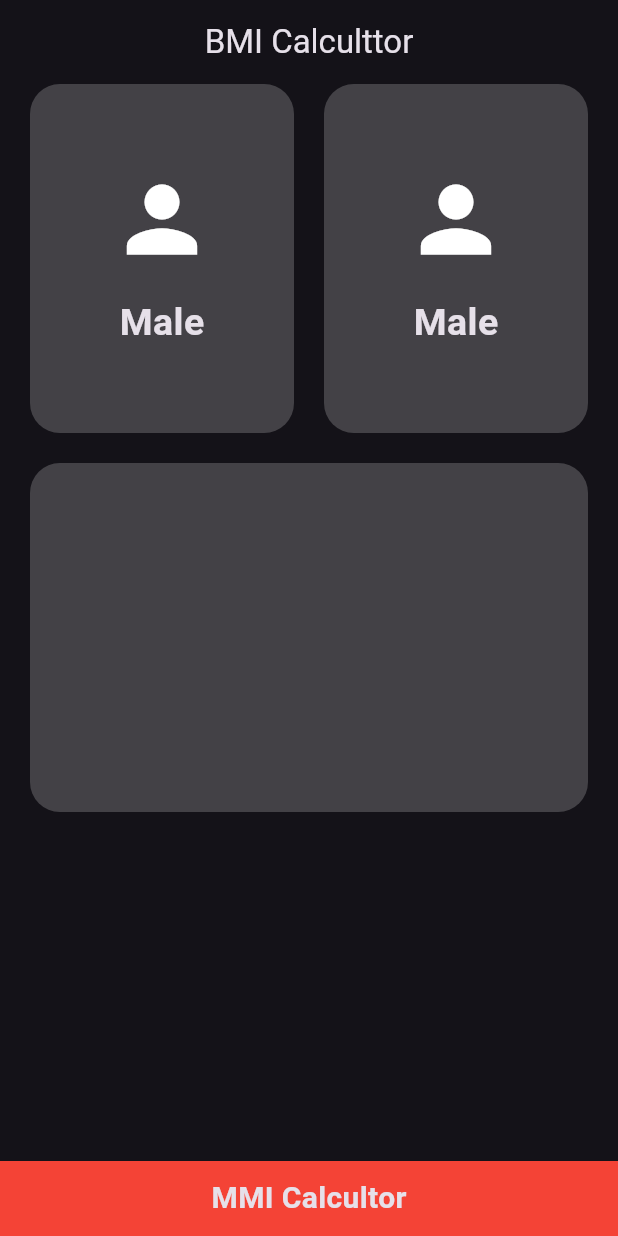
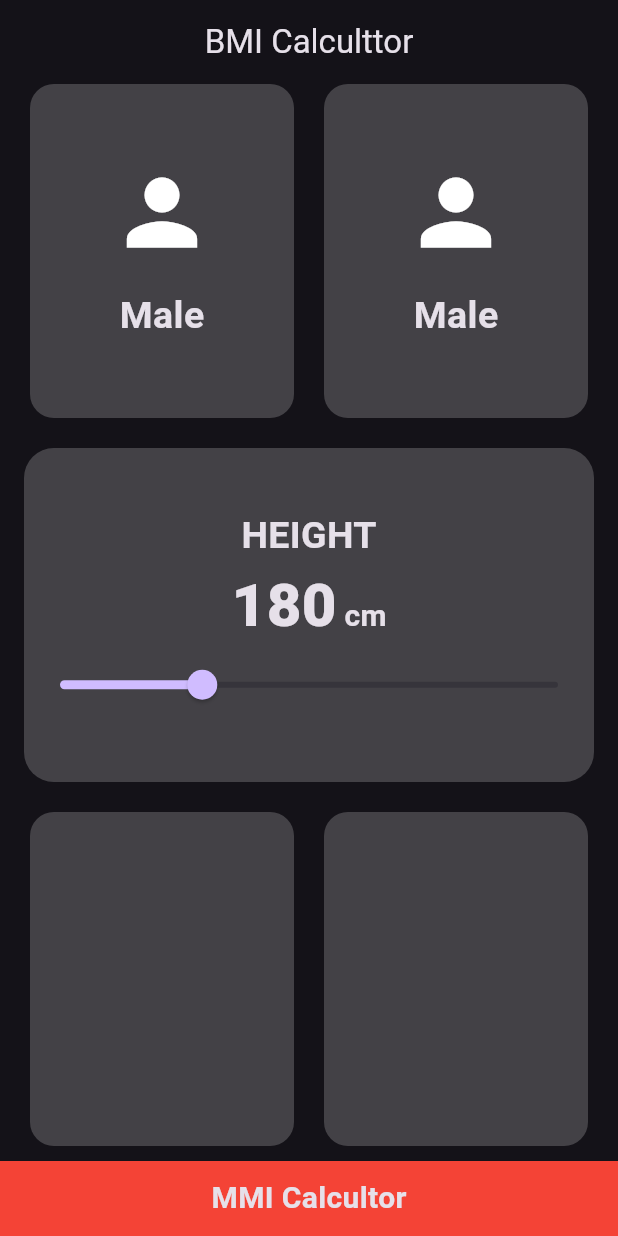
Before and after one commit to ali4hassan9ali2022/BMI_Calcultor, a Flutter app: the screen it shows after launch, on a phone screen of 412 x 824 dp. Run offline on Flutter 3.47's test engine with Material 3 defaults, Android fonts, the phone set to English and light mode, and no system bars.

Commit message:
create section height

```diff
--- a/lib/Views/Widgets/custom_gender.dart
+++ b/lib/Views/Widgets/custom_gender.dart
@@ -6,7 +6,7 @@ class CustomGender extends StatelessWidget {
   Widget build(BuildContext context) {
     return Container(
       decoration: BoxDecoration(
-        borderRadius: BorderRadius.circular(20),
+        borderRadius: BorderRadius.circular(16),
         color: Colors.white.withOpacity(0.2),
       ),
       child: Column(
--- /dev/null
+++ b/lib/Views/Widgets/height_section.dart
@@ -0,0 +1,61 @@
+import 'package:flutter/material.dart';
+
+class HeightSection extends StatelessWidget {
+  const HeightSection({
+    super.key,
+  });
+
+  @override
+  Widget build(BuildContext context) {
+    return Padding(
+      padding: const EdgeInsets.symmetric(horizontal: 16),
+      child: Container(
+        width: double.infinity,
+        decoration: BoxDecoration(
+          borderRadius: BorderRadius.circular(20),
+          color: Colors.white.withOpacity(0.2),
+        ),
+        child: Column(
+          mainAxisAlignment: MainAxisAlignment.center,
+          children: [
+            Text(
+              "HEIGHT",
+              style: TextStyle(
+                fontSize: 25,
+                fontWeight: FontWeight.bold,
+              ),
+            ),
+            Row(
+              mainAxisAlignment: MainAxisAlignment.center,
+              crossAxisAlignment: CrossAxisAlignment.baseline,
+              textBaseline: TextBaseline.alphabetic,
+              children: [
+                Text(
+                  "180",
+                  style: TextStyle(
+                    fontSize: 40,
+                    fontWeight: FontWeight.w900,
+                  ),
+                ),
+                SizedBox(width: 5),
+                Text(
+                  "cm",
+                  style: TextStyle(
+                    fontSize: 20,
+                    fontWeight: FontWeight.bold,
+                  ),
+                ),
+              ],
+            ),
+            Slider(
+              value: 120,
+              min: 80,
+              max: 220,
+              onChanged: (value) {},
+            ),
+          ],
+        ),
+      ),
+    );
+  }
+}
--- a/lib/Views/home_view.dart
+++ b/lib/Views/home_view.dart
@@ -1,4 +1,5 @@
 import 'package:bmi_calcultor/Views/Widgets/custom_button.dart';
+import 'package:bmi_calcultor/Views/Widgets/height_section.dart';
 import 'package:bmi_calcultor/Views/Widgets/section_gender.dart';
 import 'package:flutter/material.dart';
 
@@ -15,24 +16,37 @@ class HomeView extends StatelessWidget {
       ),
       body: Column(
         children: [
-          Expanded(
-            child: ScetionGender(),
-          ),
+          Expanded(child: ScetionGender()),
+          SizedBox(height: 20),
+          Expanded(child: HeightSection()),
           SizedBox(height: 20),
           Expanded(
             child: Padding(
               padding: const EdgeInsets.symmetric(horizontal: 20),
-              child: Container(
-                width: double.infinity,
-                decoration: BoxDecoration(
-                  borderRadius: BorderRadius.circular(20),
-                  color: Colors.white.withOpacity(0.2),
-                ),
+              child: Row(
+                children: [
+                  Expanded(
+                    child: Container(
+                      decoration: BoxDecoration(
+                        borderRadius: BorderRadius.circular(16),
+                        color: Colors.white.withOpacity(0.2),
+                      ),
+                    ),
+                  ),
+                  SizedBox(width: 20),
+                  Expanded(
+                    child: Container(
+                      decoration: BoxDecoration(
+                        borderRadius: BorderRadius.circular(16),
+                        color: Colors.white.withOpacity(0.2),
+                      ),
+                    ),
+                  ),
+                ],
               ),
             ),
           ),
-          Expanded(child: Row(
-          )),
+          SizedBox(height: 10),
           CustomButton(),
         ],
       ),
```
